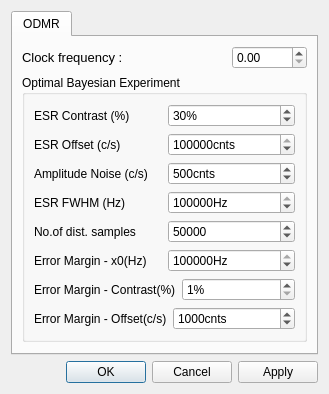
Before: the Qt Designer form gui/bay_opt_odmr/ui_odmr_settings.ui in sriharijayaram5/qudi, drawn with Qt 5.
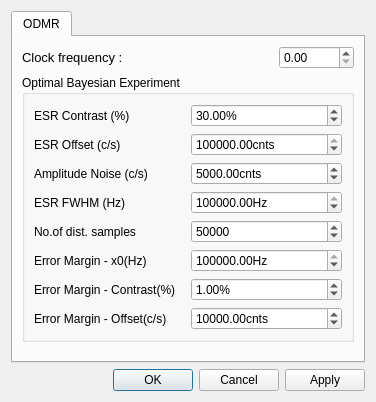
After: the same form once the commit is applied. Custom widgets are drawn as their Qt base class.

The edit to the form file:
```diff
--- a/gui/bay_opt_odmr/ui_odmr_settings.ui
+++ b/gui/bay_opt_odmr/ui_odmr_settings.ui
@@ -6,8 +6,8 @@
    <rect>
     <x>0</x>
     <y>0</y>
-    <width>329</width>
-    <height>377</height>
+    <width>376</width>
+    <height>402</height>
    </rect>
   </property>
   <property name="windowTitle">
@@ -53,18 +53,15 @@
              </widget>
             </item>
             <item>
-             <widget class="ScienSpinBox" name="esr_noise_SpinBox">
+             <widget class="ScienDSpinBox" name="esr_noise_SpinBox">
               <property name="suffix">
                <string>cnts</string>
               </property>
-              <property name="minimum">
-               <number>1</number>
-              </property>
               <property name="maximum">
-               <number>1000000000</number>
+               <double>10000000000000000000000.000000000000000</double>
               </property>
               <property name="value">
-               <number>500</number>
+               <double>5000.000000000000000</double>
               </property>
              </widget>
             </item>
@@ -80,18 +77,15 @@
              </widget>
             </item>
             <item>
-             <widget class="ScienSpinBox" name="esr_offset_SpinBox">
+             <widget class="ScienDSpinBox" name="esr_offset_SpinBox">
               <property name="suffix">
                <string>cnts</string>
               </property>
-              <property name="minimum">
-               <number>1</number>
-              </property>
               <property name="maximum">
-               <number>1000000000</number>
+               <double>10000000000000000000.000000000000000</double>
               </property>
               <property name="value">
-               <number>100000</number>
+               <double>100000.000000000000000</double>
               </property>
              </widget>
             </item>
@@ -107,18 +101,12 @@
              </widget>
             </item>
             <item>
-             <widget class="ScienSpinBox" name="esr_contrast_SpinBox">
+             <widget class="ScienDSpinBox" name="esr_contrast_SpinBox">
               <property name="suffix">
                <string>%</string>
               </property>
-              <property name="minimum">
-               <number>-1000</number>
-              </property>
-              <property name="maximum">
-               <number>1000</number>
-              </property>
               <property name="value">
-               <number>30</number>
+               <double>30.000000000000000</double>
               </property>
              </widget>
             </item>
@@ -134,18 +122,15 @@
              </widget>
             </item>
             <item>
-             <widget class="ScienSpinBox" name="esr_fwhm_SpinBox">
+             <widget class="ScienDSpinBox" name="esr_fwhm_SpinBox">
               <property name="suffix">
                <string>Hz</string>
               </property>
-              <property name="minimum">
-               <number>1</number>
-              </property>
               <property name="maximum">
-               <number>1000000000</number>
+               <double>999999999.000000000000000</double>
               </property>
               <property name="value">
-               <number>7000000</number>
+               <double>7000000.000000000000000</double>
               </property>
              </widget>
             </item>
@@ -161,7 +146,7 @@
              </widget>
             </item>
             <item>
-             <widget class="ScienSpinBox" name="esr_nSamples_SpinBox">
+             <widget class="QSpinBox" name="esr_nSamples_SpinBox">
               <property name="suffix">
                <string/>
               </property>
@@ -188,18 +173,12 @@
              </widget>
             </item>
             <item>
-             <widget class="ScienSpinBox" name="esr_errorMarginContrast_SpinBox">
+             <widget class="ScienDSpinBox" name="esr_errorMarginContrast_SpinBox">
               <property name="suffix">
                <string>%</string>
               </property>
-              <property name="minimum">
-               <number>1</number>
-              </property>
-              <property name="maximum">
-               <number>1000000000</number>
-              </property>
               <property name="value">
-               <number>1</number>
+               <double>1.000000000000000</double>
               </property>
              </widget>
             </item>
@@ -215,18 +194,15 @@
              </widget>
             </item>
             <item>
-             <widget class="ScienSpinBox" name="esr_errorMarginCenter_SpinBox">
+             <widget class="ScienDSpinBox" name="esr_errorMarginCenter_SpinBox">
               <property name="suffix">
                <string>Hz</string>
               </property>
-              <property name="minimum">
-               <number>1</number>
-              </property>
               <property name="maximum">
-               <number>1000000000</number>
+               <double>999999999.000000000000000</double>
               </property>
               <property name="value">
-               <number>100000</number>
+               <double>1000000.000000000000000</double>
               </property>
              </widget>
             </item>
@@ -242,18 +218,15 @@
              </widget>
             </item>
             <item>
-             <widget class="ScienSpinBox" name="esr_errorMarginOffset_SpinBox">
+             <widget class="ScienDSpinBox" name="esr_errorMarginOffset_SpinBox">
               <property name="suffix">
                <string>cnts</string>
               </property>
-              <property name="minimum">
-               <number>1</number>
-              </property>
               <property name="maximum">
-               <number>1000000000</number>
+               <double>999999999999999983222784.000000000000000</double>
               </property>
               <property name="value">
-               <number>1000</number>
+               <double>10000.000000000000000</double>
               </property>
              </widget>
             </item>
@@ -318,8 +291,8 @@
  </widget>
  <customwidgets>
   <customwidget>
-   <class>ScienSpinBox</class>
-   <extends>QSpinBox</extends>
+   <class>ScienDSpinBox</class>
+   <extends>QDoubleSpinBox</extends>
    <header>qtwidgets.scientific_spinbox.h</header>
   </customwidget>
  </customwidgets>
```
Left out of the diff: 12 changed lines with no effect on the pictures.
